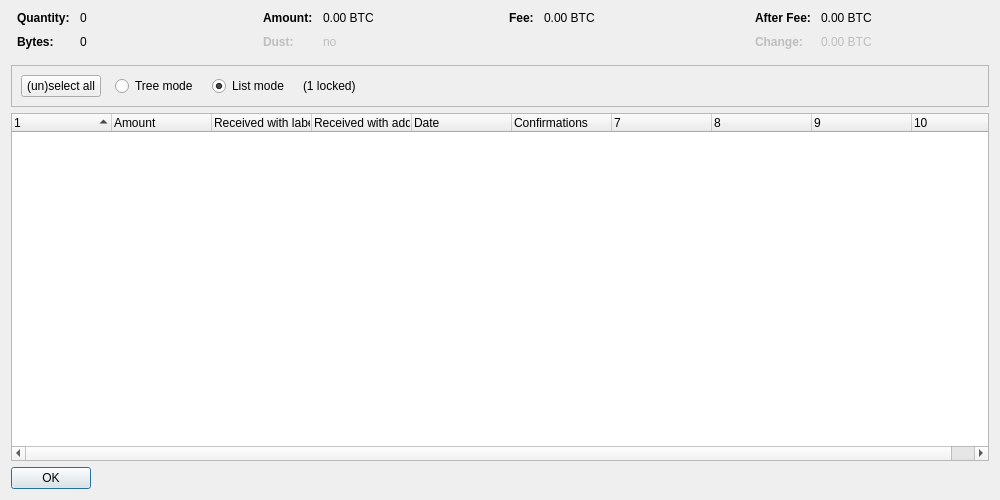
peacemakers109/KoloCryptoCoin, file src/qt/forms/coincontroldialog.ui: the form before one commit.
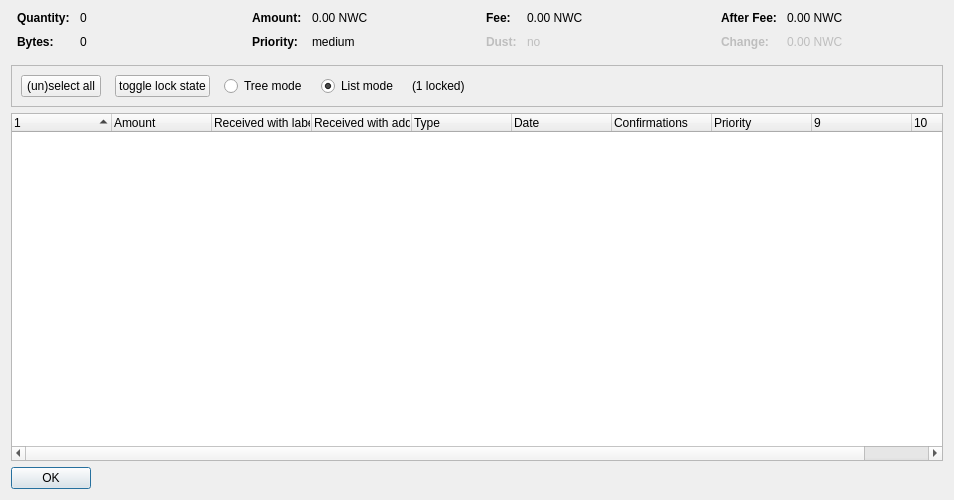
The form after the commit. Custom widgets are drawn as their Qt base class.

Patch:
```diff
--- a/src/qt/forms/coincontroldialog.ui
+++ b/src/qt/forms/coincontroldialog.ui
@@ -6,7 +6,7 @@
    <rect>
     <x>0</x>
     <y>0</y>
-    <width>1000</width>
+    <width>954</width>
     <height>500</height>
    </rect>
   </property>
@@ -132,7 +132,7 @@
           <enum>Qt::ActionsContextMenu</enum>
          </property>
          <property name="text">
-          <string notr="true">0.00 BTC</string>
+          <string notr="true">0.00 NWC</string>
          </property>
          <property name="textInteractionFlags">
           <set>Qt::LinksAccessibleByMouse|Qt::TextSelectableByKeyboard|Qt::TextSelectableByMouse</set>
@@ -140,10 +140,7 @@
         </widget>
        </item>
        <item row="1" column="0">
-        <widget class="QLabel" name="labelCoinControlLowOutputText">
-         <property name="enabled">
-          <bool>false</bool>
-         </property>
+        <widget class="QLabel" name="labelCoinControlPriorityText">
          <property name="font">
           <font>
            <weight>75</weight>
@@ -151,15 +148,12 @@
           </font>
          </property>
          <property name="text">
-          <string>Dust:</string>
+          <string>Priority:</string>
          </property>
         </widget>
        </item>
        <item row="1" column="1">
-        <widget class="QLabel" name="labelCoinControlLowOutput">
-         <property name="enabled">
-          <bool>false</bool>
-         </property>
+        <widget class="QLabel" name="labelCoinControlPriority">
          <property name="cursor">
           <cursorShape>IBeamCursor</cursorShape>
          </property>
@@ -167,7 +161,7 @@
           <enum>Qt::ActionsContextMenu</enum>
          </property>
          <property name="text">
-          <string notr="true">no</string>
+          <string>medium</string>
          </property>
          <property name="textInteractionFlags">
           <set>Qt::LinksAccessibleByMouse|Qt::TextSelectableByKeyboard|Qt::TextSelectableByMouse</set>
@@ -212,7 +206,42 @@
           <enum>Qt::ActionsContextMenu</enum>
          </property>
          <property name="text">
-          <string notr="true">0.00 BTC</string>
+          <string notr="true">0.00 NWC</string>
+         </property>
+         <property name="textInteractionFlags">
+          <set>Qt::LinksAccessibleByMouse|Qt::TextSelectableByKeyboard|Qt::TextSelectableByMouse</set>
+         </property>
+        </widget>
+       </item>
+       <item row="1" column="0">
+        <widget class="QLabel" name="labelCoinControlLowOutputText">
+         <property name="enabled">
+          <bool>false</bool>
+         </property>
+         <property name="font">
+          <font>
+           <weight>75</weight>
+           <bold>true</bold>
+          </font>
+         </property>
+         <property name="text">
+          <string>Dust:</string>
+         </property>
+        </widget>
+       </item>
+       <item row="1" column="1">
+        <widget class="QLabel" name="labelCoinControlLowOutput">
+         <property name="enabled">
+          <bool>false</bool>
+         </property>
+         <property name="cursor">
+          <cursorShape>IBeamCursor</cursorShape>
+         </property>
+         <property name="contextMenuPolicy">
+          <enum>Qt::ActionsContextMenu</enum>
+         </property>
+         <property name="text">
+          <string>no</string>
          </property>
          <property name="textInteractionFlags">
           <set>Qt::LinksAccessibleByMouse|Qt::TextSelectableByKeyboard|Qt::TextSelectableByMouse</set>
@@ -257,7 +286,7 @@
           <enum>Qt::ActionsContextMenu</enum>
          </property>
          <property name="text">
-          <string notr="true">0.00 BTC</string>
+          <string notr="true">0.00 NWC</string>
          </property>
          <property name="textInteractionFlags">
           <set>Qt::LinksAccessibleByMouse|Qt::TextSelectableByKeyboard|Qt::TextSelectableByMouse</set>
@@ -292,7 +321,7 @@
           <enum>Qt::ActionsContextMenu</enum>
          </property>
          <property name="text">
-          <string notr="true">0.00 BTC</string>
+          <string notr="true">0.00 NWC</string>
          </property>
          <property name="textInteractionFlags">
           <set>Qt::LinksAccessibleByMouse|Qt::TextSelectableByKeyboard|Qt::TextSelectableByMouse</set>
@@ -319,7 +348,7 @@
      </property>
      <layout class="QHBoxLayout" name="horizontalLayout">
       <item>
-       <layout class="QHBoxLayout" name="horizontalLayoutPanel" stretch="0,0,0,0,0">
+       <layout class="QHBoxLayout" name="horizontalLayoutPanel" stretch="0,0,0,0,0,0">
         <property name="spacing">
          <number>14</number>
         </property>
@@ -339,6 +368,22 @@
           </property>
          </widget>
         </item>
+        <item>
+         <widget class="QPushButton" name="pushButtonToggleLock">
+          <property name="sizePolicy">
+           <sizepolicy hsizetype="Maximum" vsizetype="Fixed">
+            <horstretch>0</horstretch>
+            <verstretch>0</verstretch>
+           </sizepolicy>
+          </property>
+          <property name="text">
+           <string>toggle lock state</string>
+          </property>
+          <property name="autoDefault">
+           <bool>false</bool>
+          </property>
+         </widget>
+        </item>
         <item>
          <widget class="QRadioButton" name="radioTreeMode">
           <property name="sizePolicy">
@@ -430,6 +475,11 @@
        <string>Received with address</string>
       </property>
      </column>
+     <column>
+      <property name="text">
+       <string>Type</string>
+      </property>
+     </column>
      <column>
       <property name="text">
        <string>Date</string>
@@ -445,12 +495,7 @@
      </column>
      <column>
       <property name="text">
-       <string/>
-      </property>
-     </column>
-     <column>
-      <property name="text">
-       <string/>
+       <string>Priority</string>
       </property>
      </column>
      <column>
```
Left out of the diff: 2 changed lines with no effect on the pictures.
